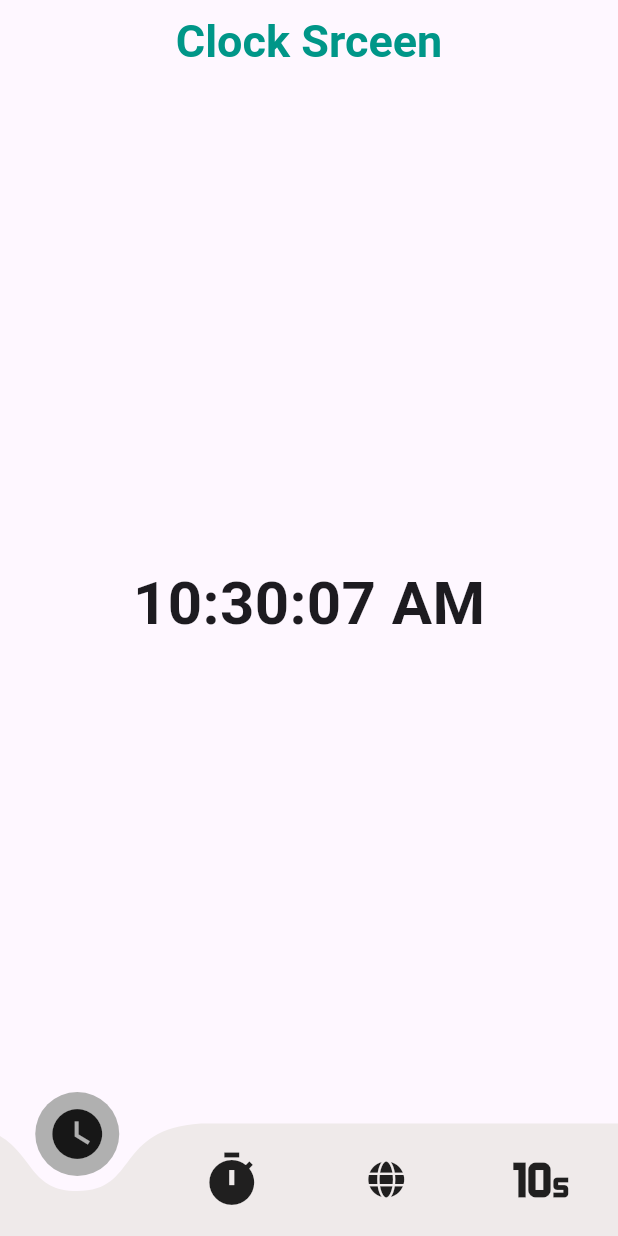
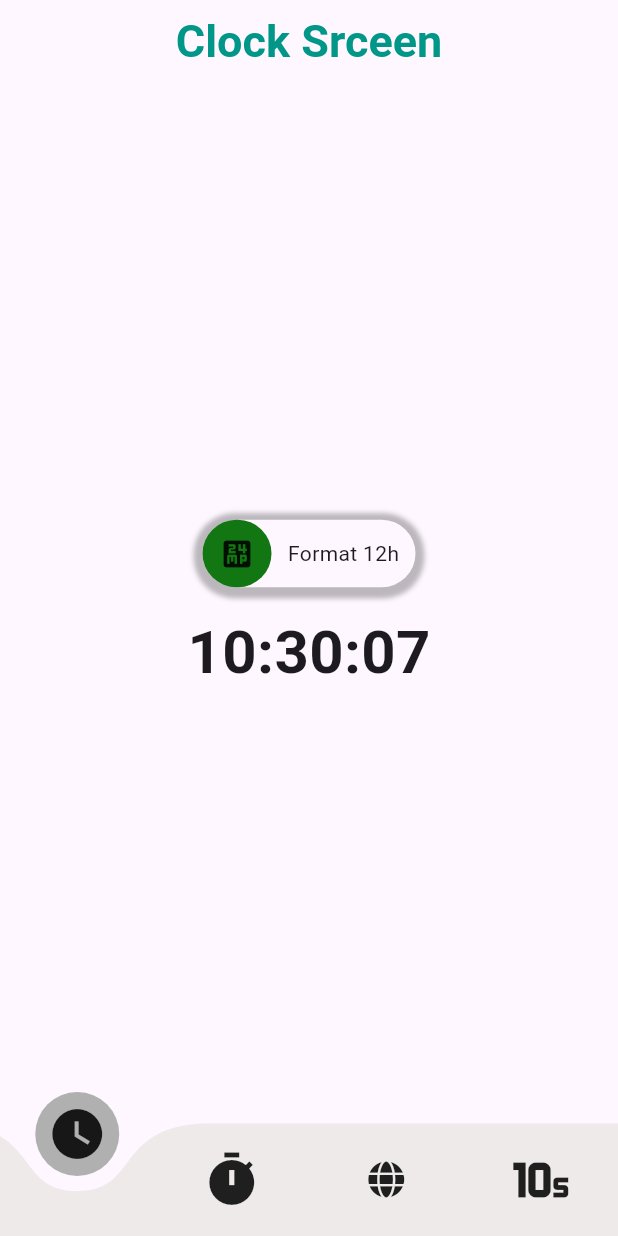
Before and after one commit to etv18/reloj_flutter, a Flutter app: the screen it shows after launch, on a phone screen of 412 x 824 dp. Run offline on Flutter 3.47's test engine with Material 3 defaults, Android fonts, the light colour scheme and no system bars; drawn by our look-alikes of animated_toggle_switch, curved_navigation_bar; our stand-ins replace equatable, flutter_bloc, font_awesome_flutter, go_router, numberpicker, shared_preferences.

Commit message:
SharedPreferences working in CLockScreen

```diff
--- a/lib/controllers/clockCubit/clock_cubit.dart
+++ b/lib/controllers/clockCubit/clock_cubit.dart
@@ -1,34 +1,63 @@
 import 'dart:async';
 import 'package:flutter_bloc/flutter_bloc.dart';
+import 'package:reloj_proyecto/controllers/clockCubit/clock_state.dart';
+import 'package:shared_preferences/shared_preferences.dart';
 
-class ClockCubit extends Cubit<DateTime> {
+class ClockCubit extends Cubit<ClockStates> {
   Timer? _timer;
+  bool is_12HourFormat = false;
+  String formattedHours = "";
+  int hour = 0;
+  String period = "";
+  late SharedPreferences prefs;
 
   ///Clock is inicialized calling an initial state
   ///from the parent class DateTime in the super
   ///constructor as it's been shown below
-  ClockCubit() : super(DateTime.now());
+  ClockCubit() : super(ClockInitial(DateTime.now(), false)) {
+    initPrefs();
+    startClock();
+  }
+
+  Future<void> initPrefs() async {
+    prefs = await SharedPreferences.getInstance();
+    is_12HourFormat = prefs.getBool('is_12HourFormat') ?? false;
+  }
+
+  void setPrefs() async {
+    prefs.setBool('is_12HourFormat', is_12HourFormat);
+    print("==============>is_12HourFormat: $is_12HourFormat");
+  }
 
   void startClock() {
     ///emiting the initial state
-    emit(DateTime.now());
+    emit(ClockInitial(DateTime.now(), is_12HourFormat));
 
-    _timer = Timer.periodic(Duration(seconds: 1), (_) {
+    _timer = Timer.periodic(Duration(milliseconds: 100), (Timer timer) {
       ///every second the timer will emit the current Time
-      emit(DateTime.now());
+      emit(ClockInitial(DateTime.now(), is_12HourFormat));
     });
   }
 
-  String formatTime(DateTime time) {
+  String formatTime(DateTime time, bool hourFormat) {
+    is_12HourFormat = hourFormat;
+    setPrefs();
+
     ///This basically will add 0 everytime a hour, min or sec reach a 0 value
     ///instead of presenting nothing it will add 1 or 2 zeros
-    int hour =
-        time.hour > 12 ? time.hour - 12 : time.hour; // Convertir a formato 12h
-    String period = time.hour >= 12 ? "PM" : "AM"; // Determinar AM/PM
+    if (is_12HourFormat) {
+      hour = time.hour > 12 ? time.hour - 12 : time.hour;
+      period = time.hour >= 12 ? "PM" : "AM";
+      formattedHours = "${hour.toString().padLeft(2, '0')}:"
+          "${time.minute.toString().padLeft(2, '0')}:"
+          "${time.second.toString().padLeft(2, '0')} $period";
+    } else {
+      formattedHours = "${time.hour.toString().padLeft(2, '0')}:"
+          "${time.minute.toString().padLeft(2, '0')}:"
+          "${time.second.toString().padLeft(2, '0')}";
+    }
 
-    return "${hour.toString().padLeft(2, '0')}:" // Asegurar que la hora tenga 2 dígitos
-        "${time.minute.toString().padLeft(2, '0')}:" // Minutos con 2 dígitos
-        "${time.second.toString().padLeft(2, '0')} $period"; // Segundos con 2 dígitos y AM/PM
+    return formattedHours;
   }
 
   @override
--- a/lib/controllers/clockCubit/clock_state.dart
+++ b/lib/controllers/clockCubit/clock_state.dart
@@ -0,0 +1,22 @@
+import 'package:equatable/equatable.dart';
+
+abstract class ClockStates extends DateTime {
+  final DateTime currentTime;
+  bool hourFormat;
+
+  ClockStates(this.currentTime, this.hourFormat)
+      : super(
+          currentTime.year,
+          currentTime.month,
+          currentTime.day,
+          currentTime.hour,
+          currentTime.minute,
+          currentTime.second,
+          currentTime.millisecond,
+          currentTime.microsecond,
+        );
+}
+
+class ClockInitial extends ClockStates {
+  ClockInitial(super.currentTime, super.hourFormat);
+}
--- a/lib/screens/clock_screen.dart
+++ b/lib/screens/clock_screen.dart
@@ -1,8 +1,11 @@
+import 'package:animated_toggle_switch/animated_toggle_switch.dart';
 import 'package:flutter/material.dart';
 import 'package:flutter_bloc/flutter_bloc.dart';
 import 'package:reloj_proyecto/controllers/clockCubit/clock_cubit.dart';
+import 'package:reloj_proyecto/controllers/clockCubit/clock_state.dart';
 import 'package:reloj_proyecto/myWidgets/bottom_nav_bar.dart';
 import 'package:reloj_proyecto/myWidgets/custom_app_bar.dart';
+import 'package:shared_preferences/shared_preferences.dart';
 
 class ClockScreen extends StatefulWidget {
   const ClockScreen({
@@ -14,10 +17,19 @@ class ClockScreen extends StatefulWidget {
 }
 
 class _ClockScreenState extends State<ClockScreen> {
+  bool is_12HourFormat = false;
+
   @override
   void initState() {
     super.initState();
-    context.read<ClockCubit>().startClock();
+    _loadPreferences();
+  }
+
+  Future<void> _loadPreferences() async {
+    final prefs = await SharedPreferences.getInstance();
+    setState(() {
+      is_12HourFormat = prefs.getBool('is_12HourFormat') ?? false;
+    });
   }
 
   @override
@@ -28,11 +40,57 @@ class _ClockScreenState extends State<ClockScreen> {
       ),
       body: Center(
         child: BlocBuilder<ClockCubit, DateTime>(
-          builder: (context, currentTime) {
-            return Text(
-              context.read<ClockCubit>().formatTime(currentTime),
-              style: TextStyle(fontSize: 40, fontWeight: FontWeight.bold),
-            );
+          builder: (context, state) {
+            if (state is ClockInitial) {
+              return Column(
+                mainAxisAlignment: MainAxisAlignment.center,
+                children: [
+                  SizedBox(
+                    child: AnimatedToggleSwitch<bool>.dual(
+                      current: is_12HourFormat,
+                      first: false,
+                      second: true,
+                      spacing: 50.0,
+                      style: const ToggleStyle(
+                        borderColor: Colors.transparent,
+                        boxShadow: [
+                          BoxShadow(
+                            color: Colors.black26,
+                            spreadRadius: 1,
+                            blurRadius: 2,
+                            offset: Offset(0, 1.5),
+                          ),
+                        ],
+                      ),
+                      borderWidth: 5.0,
+                      height: 55,
+                      onChanged: (b) => setState(() {
+                        is_12HourFormat = b;
+                      }),
+                      styleBuilder: (b) => ToggleStyle(
+                          indicatorColor: b
+                              ? const Color.fromARGB(255, 99, 129, 218)
+                              : const Color.fromARGB(255, 18, 118, 18)),
+                      iconBuilder: (value) => value
+                          ? const Icon(Icons.twelve_mp_sharp)
+                          : const Icon(Icons.twenty_four_mp),
+                      textBuilder: (value) => value
+                          ? const Center(child: Text('Format 24h'))
+                          : const Center(child: Text('Format 12h')),
+                    ),
+                  ),
+                  const SizedBox(height: 10),
+                  Text(
+                    context
+                        .read<ClockCubit>()
+                        .formatTime(state.currentTime, is_12HourFormat),
+                    style: TextStyle(fontSize: 40, fontWeight: FontWeight.bold),
+                  ),
+                ],
+              );
+            } else {
+              return const Center(child: Text("Error loading clock"));
+            }
           },
         ),
       ),
--- a/pubspec.yaml
+++ b/pubspec.yaml
@@ -16,6 +16,8 @@ dependencies:
   go_router: ^14.8.1
   numberpicker: ^2.1.2
   equatable: ^2.0.7
+  animated_toggle_switch: ^0.8.4
+  shared_preferences: ^2.5.3
 
 dev_dependencies:
   flutter_test:
```
Also changed, not shown: pubspec.lock, 2 other files.
